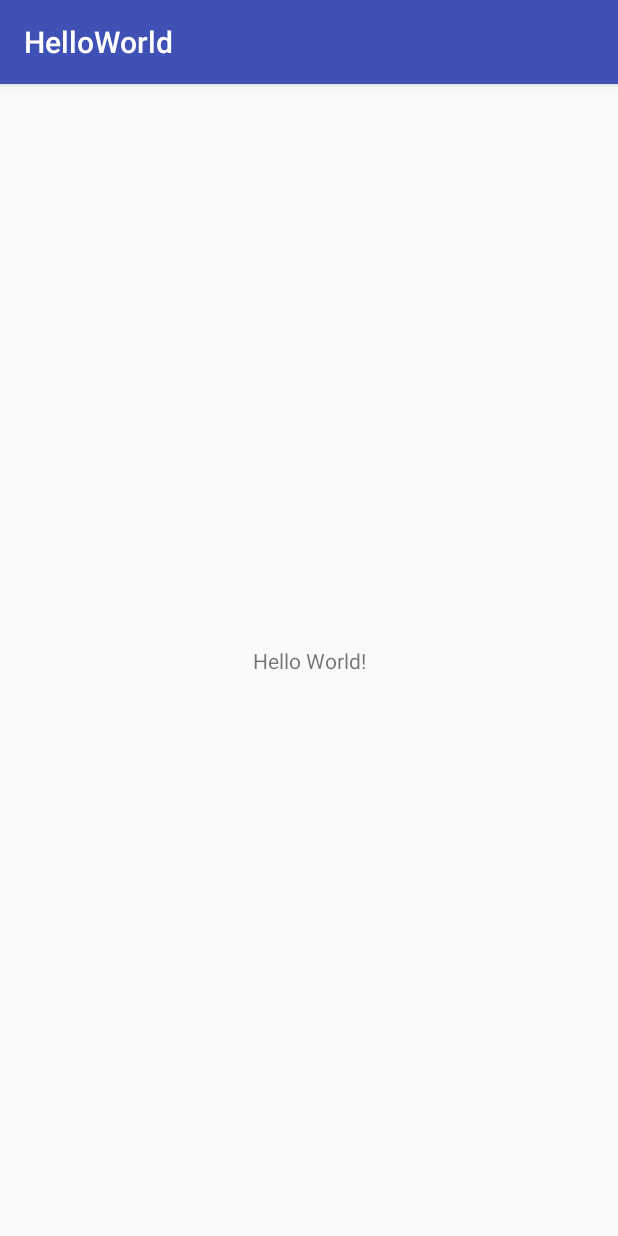
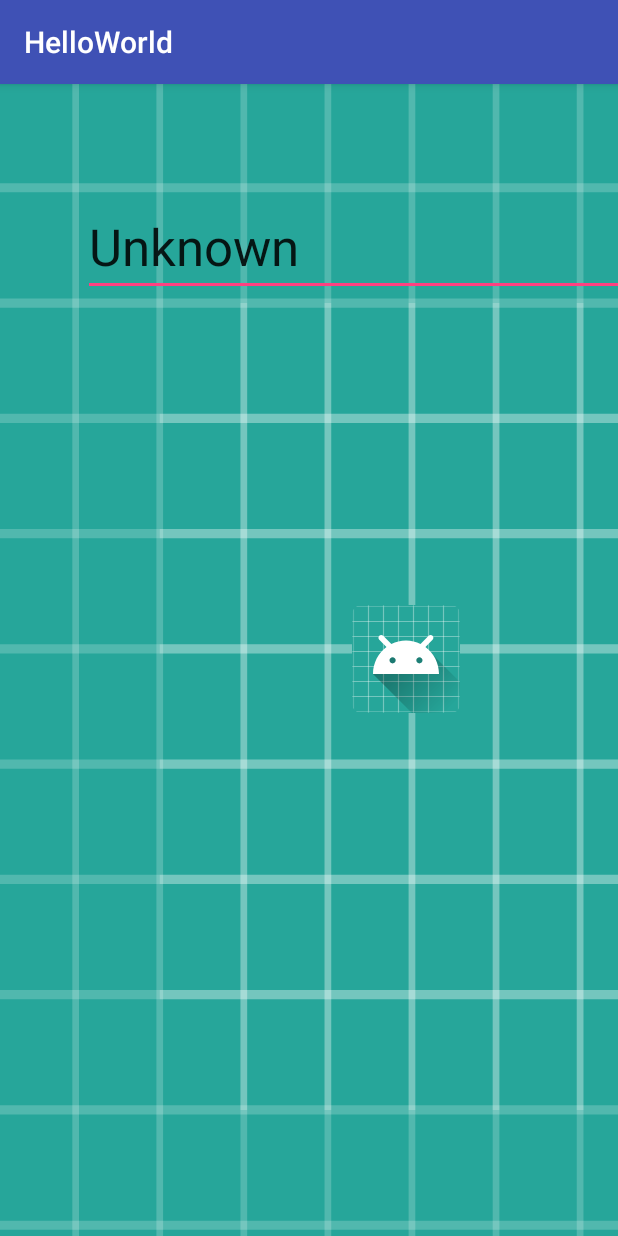
Before and after one commit to kevinlin9/Learning, an Android app: the screen it shows after launch (MainActivity), on a phone screen of 412 x 824 dp. Run offline under Robolectric (Android 15) with nearby library versions, the phone set to English and light mode, and no system bars.

Commit message:
Messed around with Design and Preview

```diff
--- a/AndroidStudio/HelloWorld/app/src/main/res/layout/activity_main.xml
+++ b/AndroidStudio/HelloWorld/app/src/main/res/layout/activity_main.xml
@@ -4,15 +4,47 @@
     xmlns:tools="http://schemas.android.com/tools"
     android:layout_width="match_parent"
     android:layout_height="match_parent"
-    tools:context="com.example.khlin.helloworld.MainActivity">
+    tools:context="com.example.khlin.helloworld.MainActivity"
+    tools:layout_editor_absoluteY="89dp">
 
-    <TextView
-        android:layout_width="wrap_content"
-        android:layout_height="wrap_content"
-        android:text="Hello World!"
-        app:layout_constraintBottom_toBottomOf="parent"
+    <RelativeLayout
+        android:layout_width="605dp"
+        android:layout_height="830dp"
+        android:background="@drawable/ic_launcher_background"
+        app:layout_constraintHorizontal_bias="0.0"
         app:layout_constraintLeft_toLeftOf="parent"
         app:layout_constraintRight_toRightOf="parent"
-        app:layout_constraintTop_toTopOf="parent" />
+        app:layout_constraintTop_toTopOf="parent">
+
+        <EditText
+            android:id="@+id/editText"
+            android:layout_width="wrap_content"
+            android:layout_height="wrap_content"
+            android:layout_alignParentLeft="true"
+            android:layout_alignParentStart="true"
+            android:layout_alignParentTop="true"
+            android:layout_marginLeft="55dp"
+            android:layout_marginStart="55dp"
+            android:layout_marginTop="75dp"
+            android:ems="10"
+            android:inputType="text"
+            android:text="@android:string/unknownName"
+            android:textAppearance="@style/TextAppearance.AppCompat.Display1"
+            tools:text="asdasfasf" />
+
+        <ImageButton
+            android:id="@+id/imageButton"
+            android:layout_width="wrap_content"
+            android:layout_height="wrap_content"
+            android:layout_alignEnd="@+id/editText"
+            android:layout_alignRight="@+id/editText"
+            android:layout_below="@+id/editText"
+            android:layout_marginEnd="142dp"
+            android:layout_marginRight="142dp"
+            android:layout_marginTop="206dp"
+            android:background="@mipmap/ic_launcher"
+            android:contentDescription="@string/app_name"
+            app:srcCompat="@android:color/transparent" />
+    </RelativeLayout>
 
 </android.support.constraint.ConstraintLayout>
--- a/AndroidStudio/HelloWorld/app/src/main/res/values/colors.xml
+++ b/AndroidStudio/HelloWorld/app/src/main/res/values/colors.xml
@@ -1,6 +1,6 @@
 <?xml version="1.0" encoding="utf-8"?>
 <resources>
     <color name="colorPrimary">#3F51B5</color>
-    <color name="colorPrimaryDark">#303F9F</color>
-    <color name="colorAccent">#FF4081</color>
+    <color name="colorPrimaryDark">#303f9f</color>
+    <color name="colorAccent">#ff4081</color>
 </resources>
```
